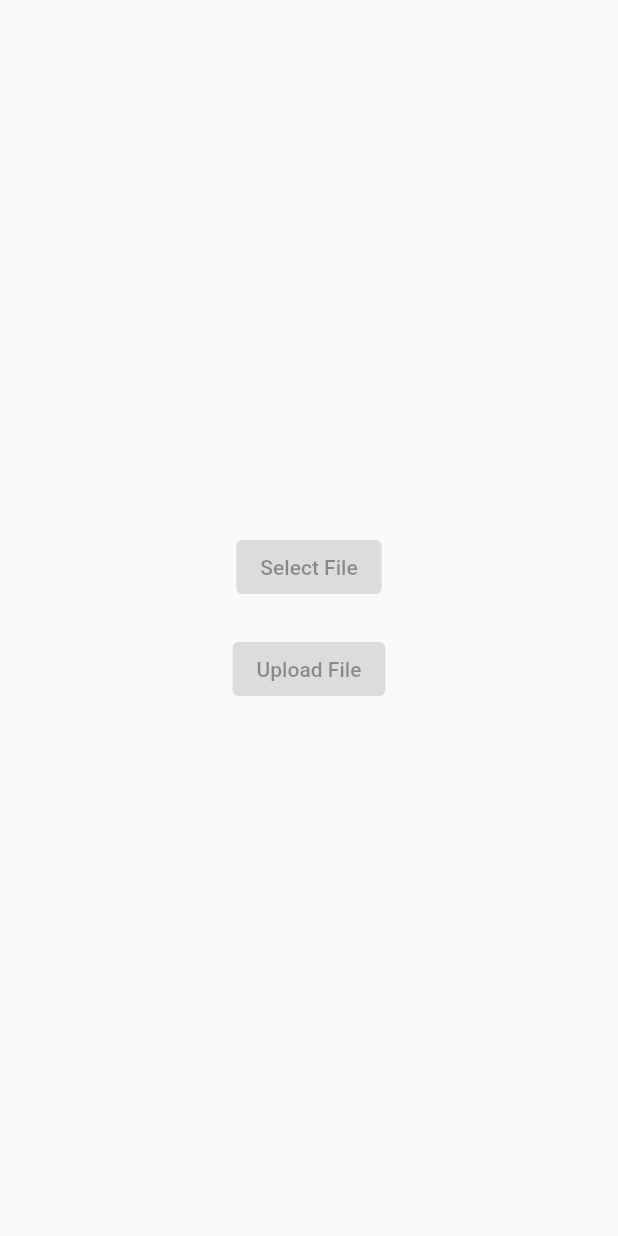
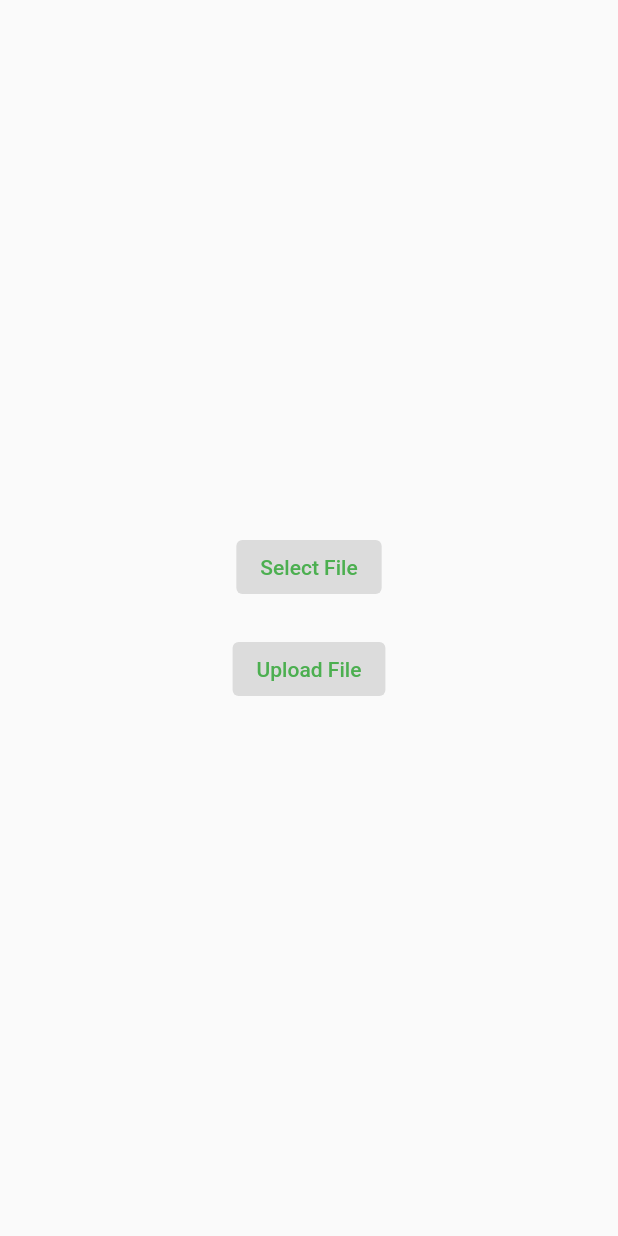
Before and after one commit to jitu-meher789/flutter_basics, a Flutter app: the updateImage screen opened directly, on a phone screen of 412 x 824 dp. Run offline on Flutter 3.47's test engine with Material 2 defaults, Android fonts, the phone set to English and light mode, and no system bars; our stand-ins replace animated_theme_switcher, cloud_firestore, curved_navigation_bar, firebase_auth, firebase_core, firebase_storage and 2 more; accounts and stored records are empty.

Commit message:
latest commit

```diff
--- a/lib/update_profile_picture.dart
+++ b/lib/update_profile_picture.dart
@@ -37,14 +37,14 @@ class _updateImageState extends State<updateImage> {
               Container(
                 child: ElevatedButton(
                   onPressed: lello,
-                  child: Text('Select File'),
+                  child: Text('Select File',style: TextStyle(color: Colors.green),),
                 ),
               ),
               SizedBox(height: 20,),
               Container(
                 child: ElevatedButton(
                   onPressed: hello,
-                  child: Text('Upload File'),
+                  child: Text('Upload File',style: TextStyle(color: Colors.green),),
                 ),
               ),
             ],
```
